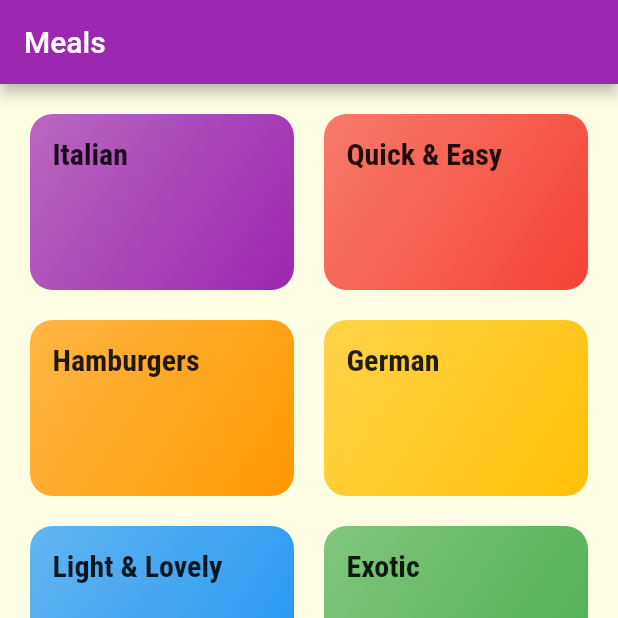
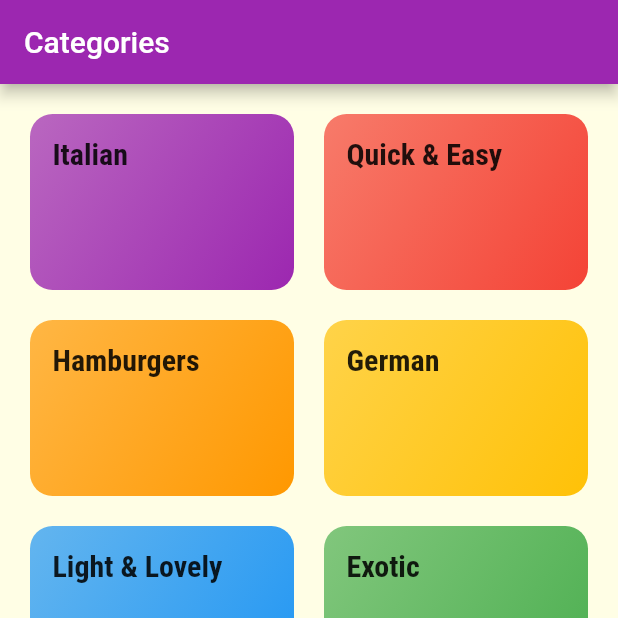
Before and after one commit to azubuikestanley/meal-fd, a Flutter app: the screen it shows after launch, on a phone screen of 412 x 824 dp, the top half of it. Run offline on Flutter 3.47's test engine with Material 2 defaults, Android fonts, the phone set to English and light mode, and no system bars; Roboto replaces fonts that are missing (Railway).

Commit message:
making the appbar title dynamic

```diff
--- a/lib/screens/tabs_screen.dart
+++ b/lib/screens/tabs_screen.dart
@@ -9,9 +9,15 @@ class TabsScreen extends StatefulWidget {
 }
 
 class _TabsScreenState extends State<TabsScreen> {
-  final List<Widget> _pages = [
-    CategoriesScreen(),
-    FavoritesScreen(),
+  final List<Map<String, Object>> _pages = [
+    {
+      'page': CategoriesScreen(),
+      'title': 'Categories',
+    },
+    {
+      'page': FavoritesScreen(),
+      'title': 'Your Favorites',
+    },
   ];
 
   int _selectedPageIndex = 0;
@@ -26,9 +32,11 @@ class _TabsScreenState extends State<TabsScreen> {
   Widget build(BuildContext context) {
     return Scaffold(
       appBar: AppBar(
-        title: Text('Meals'),
+        title: Text(
+          _pages[_selectedPageIndex]['title'],
+        ),
       ),
-      body: _pages[_selectedPageIndex],
+      body: _pages[_selectedPageIndex]['page'],
       bottomNavigationBar: BottomNavigationBar(
         onTap: _selectPage,
         backgroundColor: Theme.of(context).primaryColor,
```
